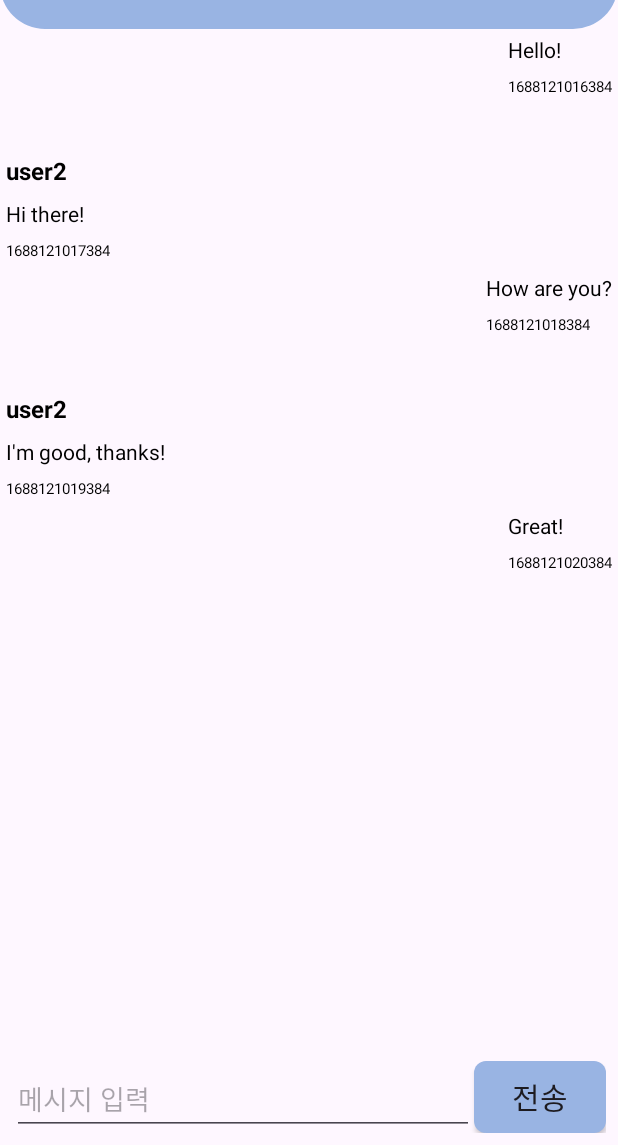
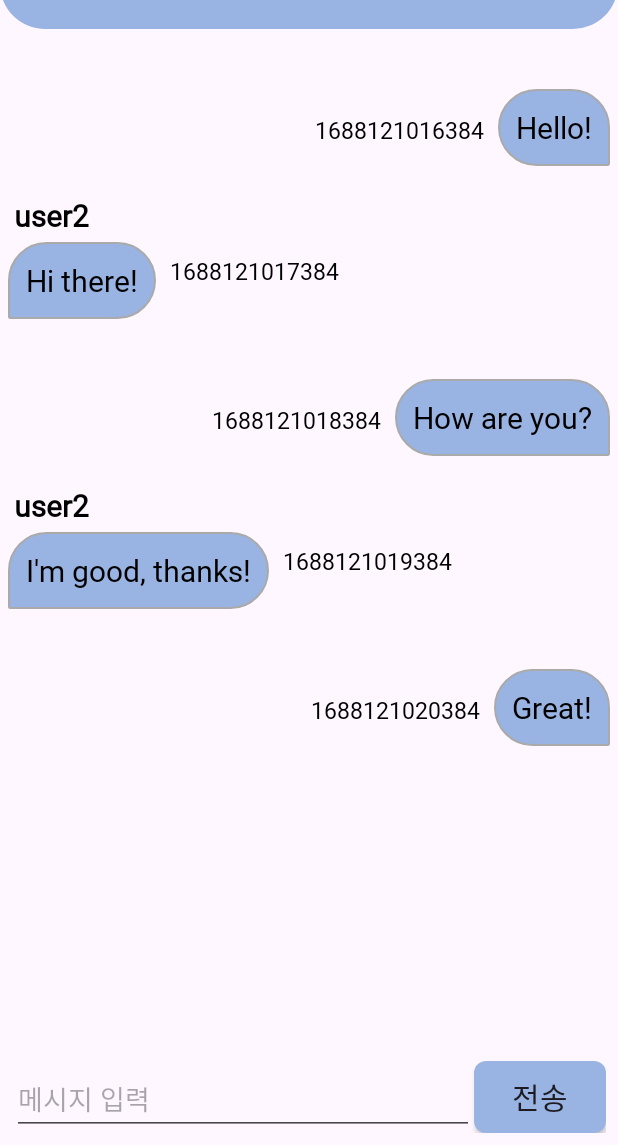
Before and after one commit to Libienz/Spoot-Taxi-FrontEnd, an Android app: the ChatRoomActivity screen opened directly, with no data from a screen before it, on a phone screen of 412 x 824 dp, the part 91-1236 px from its top. Run offline under Robolectric (Android 15) with nearby library versions, the phone set to English and light mode, and no system bars.

Commit message:
Design Feat: ChatMessage item Bubble design

```diff
--- a/app/src/main/java/com/example/spoot_taxi_front/adapters/MessageAdapter.java
+++ b/app/src/main/java/com/example/spoot_taxi_front/adapters/MessageAdapter.java
@@ -85,12 +85,21 @@ public class MessageAdapter extends RecyclerView.Adapter<MessageAdapter.MessageV
                 // 내가 보낸 메시지인 경우, 왼쪽
                 textViewMyMessage.setText(chatMessage.getMessage());
                 textViewSentTime.setText(chatMessage.getSentTime()+"");
+
+                //숨김
+                textViewRecivedMessage.setVisibility(View.INVISIBLE);
+                textViewSenderName.setVisibility(View.INVISIBLE);
+                textViewRecivedTime.setVisibility(View.INVISIBLE);
             } else {
                 // 상대방이 보낸 메시지인 경우, 오른쪽
                 textViewSenderName.setText(chatMessage.getSenderName());
                 textViewRecivedMessage.setText(chatMessage.getMessage());
                 textViewRecivedTime.setText(chatMessage.getSentTime() +"");
 
+                //숨김
+                textViewMyMessage.setVisibility(View.INVISIBLE);
+                textViewSentTime.setVisibility(View.INVISIBLE);
+
             }
 
         }
--- /dev/null
+++ b/app/src/main/res/drawable/bubble_left_background.xml
@@ -0,0 +1,21 @@
+<?xml version="1.0" encoding="utf-8"?>
+<!-- bubble_background.xml -->
+<shape xmlns:android="http://schemas.android.com/apk/res/android"
+    android:shape="rectangle">
+
+    <corners android:radius="8dp"
+        android:bottomRightRadius="250dp"
+        android:topRightRadius="250dp"
+        android:topLeftRadius="250dp"/>
+
+    <solid android:color="@color/bubbleColor" />
+
+    <padding
+        android:left="12dp"
+        android:top="8dp"
+        android:right="12dp"
+        android:bottom="8dp" />
+
+    <stroke android:color="#AAAAAA"
+        android:width="1dp" />
+</shape>
--- /dev/null
+++ b/app/src/main/res/drawable/bubble_right_background.xml
@@ -0,0 +1,21 @@
+<?xml version="1.0" encoding="utf-8"?>
+<!-- bubble_background.xml -->
+<shape xmlns:android="http://schemas.android.com/apk/res/android"
+    android:shape="rectangle">
+
+    <corners android:radius="8dp"
+        android:bottomLeftRadius="250dp"
+        android:topRightRadius="250dp"
+        android:topLeftRadius="250dp"/>
+
+    <solid android:color="@color/bubbleColor" />
+
+    <padding
+        android:left="12dp"
+        android:top="8dp"
+        android:right="12dp"
+        android:bottom="8dp" />
+
+    <stroke android:color="#AAAAAA"
+        android:width="1dp" />
+</shape>
--- a/app/src/main/res/layout/item_message.xml
+++ b/app/src/main/res/layout/item_message.xml
@@ -1,4 +1,3 @@
-
 
     <!-- item_message.xml -->
 <RelativeLayout xmlns:android="http://schemas.android.com/apk/res/android"
@@ -10,34 +9,51 @@
         android:id="@+id/receivedMessageLayout"
         android:layout_width="wrap_content"
         android:layout_height="wrap_content"
-        android:orientation="vertical">
+        android:orientation="horizontal">
 
         <!-- TextView 및 기타 내용들 -->
 
+        <LinearLayout
+            android:layout_width="wrap_content"
+            android:layout_height="wrap_content"
+            android:orientation="vertical">
+
             <TextView
+                android:fontFamily="@font/bmjua_ttf"
+                android:layout_marginTop="10dp"
                 android:id="@+id/textViewSenderName"
                 android:layout_width="wrap_content"
                 android:layout_height="wrap_content"
+                android:layout_marginStart="5dp"
                 android:textColor="#000000"
-            android:textSize="16sp"
+                android:text="Libienz"
+                android:textSize="20sp"
                 android:textStyle="bold"
                 android:padding="4dp"
                 android:gravity="start" />
             <TextView
+                android:fontFamily="@font/bmjua_ttf"
                 android:id="@+id/textViewRecivedMessage"
+                android:background="@drawable/bubble_left_background"
+                android:layout_marginStart="5dp"
                 android:layout_width="wrap_content"
                 android:layout_height="wrap_content"
+                android:text="hihiihihihiihihiih"
                 android:textColor="#000000"
-            android:textSize="14sp"
-            android:padding="4dp"
+                android:textSize="20sp"
+                android:padding="12dp"
                 android:gravity="start" />
-
+        </LinearLayout>
         <TextView
+            android:fontFamily="@font/bmjua_ttf"
+            android:layout_marginTop="50dp"
             android:id="@+id/textViewRecivedTime"
             android:layout_width="wrap_content"
+            android:layout_marginStart="5dp"
+            android:text="오후 10시 10분"
             android:layout_height="wrap_content"
             android:textColor="#000000"
-            android:textSize="10sp"
+            android:textSize="15sp"
             android:padding="4dp"
             android:gravity="" />
 
@@ -48,27 +64,39 @@
         android:id="@+id/sentMessageLayout"
         android:layout_width="wrap_content"
         android:layout_height="wrap_content"
-        android:orientation="vertical"
+        android:orientation="horizontal"
         android:layout_alignParentEnd="true"> <!-- 오른쪽에 붙도록 설정 -->
 
         <!-- TextView 및 기타 내용들 -->
         <TextView
-            android:id="@+id/textViewMyMessage"
-            android:layout_width="wrap_content"
-            android:layout_height="wrap_content"
-            android:textColor="#000000"
-            android:textSize="14sp"
-            android:padding="4dp"
-            android:gravity="start" />
-
-        <TextView
+            android:fontFamily="@font/bmjua_ttf"
+            android:layout_marginTop="40dp"
             android:id="@+id/textViewSentTime"
             android:layout_width="wrap_content"
             android:layout_height="wrap_content"
             android:textColor="#000000"
-            android:textSize="10sp"
+            android:layout_marginEnd="5dp"
+            android:text=" 10시 10분"
+            android:textSize="15sp"
             android:padding="4dp"
             android:gravity="" />
+
+        <TextView
+            android:id="@+id/textViewMyMessage"
+            android:layout_marginTop="40dp"
+            android:background="@drawable/bubble_right_background"
+            android:fontFamily="@font/bmjua_ttf"
+            android:layout_marginEnd="5dp"
+            android:layout_width="wrap_content"
+            android:layout_height="wrap_content"
+
+            android:text="hihihihihiihi"
+
+            android:textColor="#000000"
+            android:textSize="20sp"
+            android:padding="12dp"
+            android:gravity="start" />
+
 
 
     </LinearLayout>
--- a/app/src/main/res/values/colors.xml
+++ b/app/src/main/res/values/colors.xml
@@ -11,4 +11,6 @@
     <color name="buttonColor">#99B4E3</color>
     <color name="mainColor">#FF8BB2</color>
     <color name="light_black">#8A000000</color>
+    <color name="bubbleColor">#99B4E3</color>
+
 </resources>
```
Lines whose indentation alone changed are shown as unchanged.
